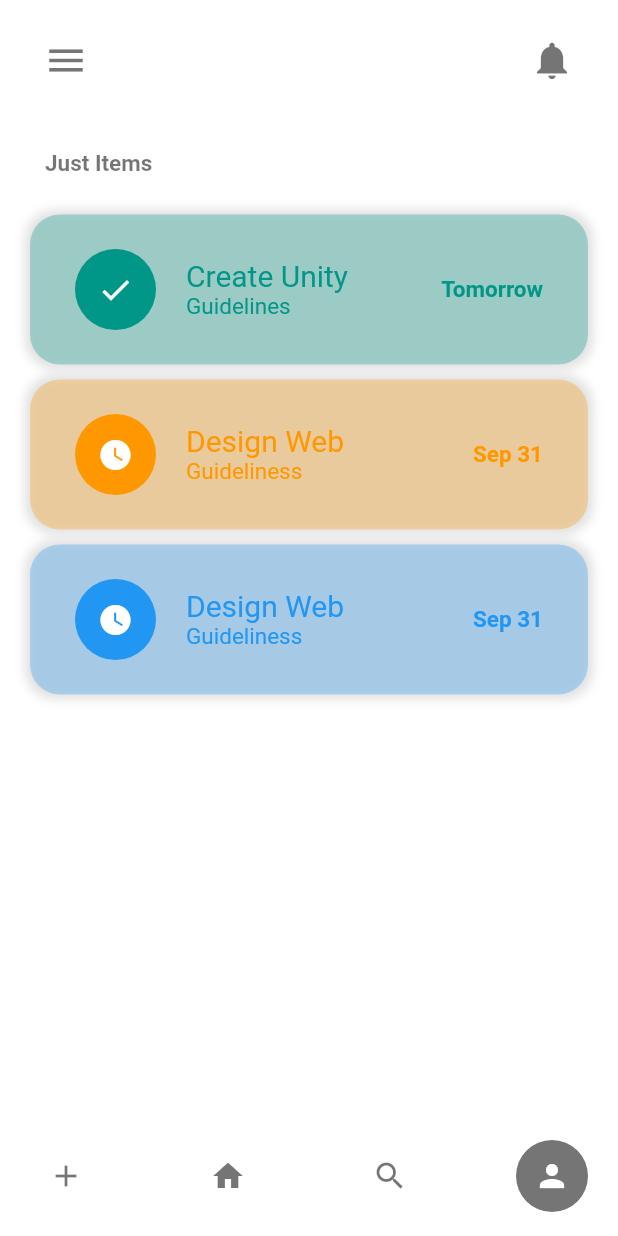
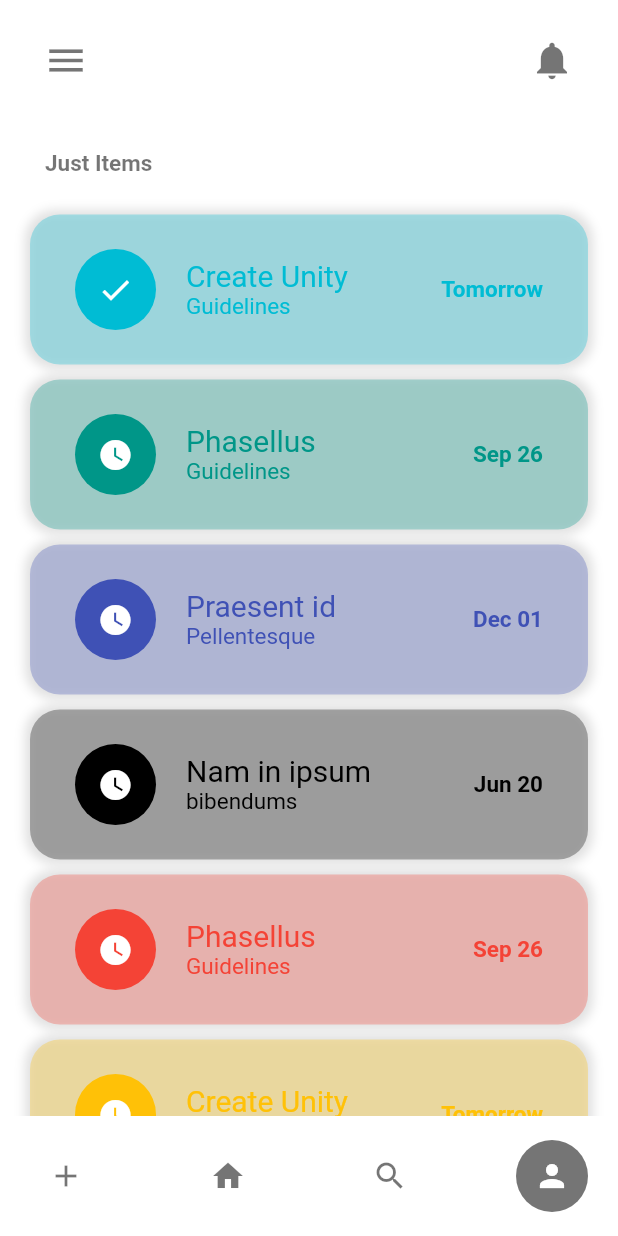
Before and after one commit to cesn4/scale3c_demo_app, a Flutter app: the screen it shows after launch, item 4 of the bottom bar chosen, on a phone screen of 412 x 824 dp. Run offline on Flutter 3.47's test engine with Material 2 defaults, Android fonts, the phone set to English and light mode, and no system bars; network calls fail.

Commit message:
aditional mocks

```diff
--- a/lib/main.dart
+++ b/lib/main.dart
@@ -6,15 +6,10 @@ void main() {
 }
 
 class MyApp extends StatelessWidget {
-  // This widget is the root of your application.
   @override
   Widget build(BuildContext context) {
     return MaterialApp(
       title: 'Flutter Demo',
-      // theme: ThemeData(
-      //   primarySwatch: Colors.blue,
-      //   visualDensity: VisualDensity.adaptivePlatformDensity,
-      // ),
       initialRoute: Routes.mainScreenRoute,
       routes: {
         Routes.mainScreenRoute: (context) => MainScreen(),
--- /dev/null
+++ b/lib/mocks/bar_list.dart
@@ -0,0 +1,61 @@
+import 'package:flutter/material.dart';
+import 'package:scale3c_demo_app/scale3c_demo_app.dart';
+
+List<BarItem> barList = [
+  BarItem(
+    color: Colors.cyan,
+    label: 'Create Unity',
+    text: 'Guidelines',
+    date: 'Tomorrow',
+    active: true,
+  ),
+  BarItem(
+    color: Colors.teal,
+    label: 'Phasellus',
+    text: 'Guidelines',
+    date: 'Sep 26',
+    active: false,
+  ),
+  BarItem(
+    color: Colors.indigo,
+    label: 'Praesent id',
+    text: 'Pellentesque',
+    date: 'Dec 01',
+    active: false,
+  ),
+  BarItem(
+    color: Colors.black,
+    label: 'Nam in ipsum',
+    text: 'bibendums',
+    date: 'Jun 20',
+    active: false,
+  ),
+  BarItem(
+    color: Colors.red,
+    label: 'Phasellus',
+    text: 'Guidelines',
+    date: 'Sep 26',
+    active: false,
+  ),
+  BarItem(
+    color: Colors.amber,
+    label: 'Create Unity',
+    text: 'Guidelines',
+    date: 'Tomorrow',
+    active: false,
+  ),
+  BarItem(
+    color: Colors.indigo,
+    label: 'Praesent id',
+    text: 'Pellentesque',
+    date: 'Dec 01',
+    active: false,
+  ),
+  BarItem(
+    color: Colors.black,
+    label: 'Nam in ipsum',
+    text: 'bibendums',
+    date: 'Jun 20',
+    active: false,
+  ),
+];
--- a/lib/mocks/index.dart
+++ b/lib/mocks/index.dart
@@ -1 +1,3 @@
-export './images_list.dart';
+export 'image_list.dart';
+export 'bar_list.dart';
+export 'card_list.dart';
--- a/lib/views/items_view.dart
+++ b/lib/views/items_view.dart
@@ -7,30 +7,7 @@ class ItemsView extends StatelessWidget {
     return Center(
       child: ListView(
         scrollDirection: Axis.vertical,
-        children: [
-          SectionTitle(label: 'Just Items'),
-          ListItem(
-            color: Colors.teal,
-            label: 'Create Unity',
-            text: 'Guidelines',
-            date: 'Tomorrow',
-            active: true,
-          ),
-          ListItem(
-            color: Colors.orange,
-            label: 'Design Web',
-            text: 'Guideliness',
-            date: 'Sep 31',
-            active: false,
-          ),
-          ListItem(
-            color: Colors.blue,
-            label: 'Design Web',
-            text: 'Guideliness',
-            date: 'Sep 31',
-            active: false,
-          ),
-        ],
+        children: [SectionTitle(label: 'Just Items'), ...barList],
       ),
     );
   }
--- a/lib/widgets/list_item.dart
+++ b/lib/widgets/bar_item.dart
@@ -1,8 +1,8 @@
 import 'package:flutter/material.dart';
 import 'package:scale3c_demo_app/scale3c_demo_app.dart';
 
-class ListItem extends StatelessWidget {
-  ListItem(
+class BarItem extends StatelessWidget {
+  BarItem(
       {@required this.label,
       @required this.text,
       @required this.date,
--- a/lib/widgets/index.dart
+++ b/lib/widgets/index.dart
@@ -1,6 +1,6 @@
 export './custom_app_bar.dart';
 export './custom_app_navigation.dart';
 export './card_item.dart';
-export './list_item.dart';
+export './bar_item.dart';
 export './navigation_button.dart';
 export './section_title.dart';
```
Also changed, not shown: lib/mocks/card_list.dart (added, +35 -0 lines), lib/views/cards_view.dart (+3 -42 lines), lib/views/home_view.dart (+4 -38 lines), lib/mocks/image_list.dart (renamed from lib/mocks/images_list.dart).
